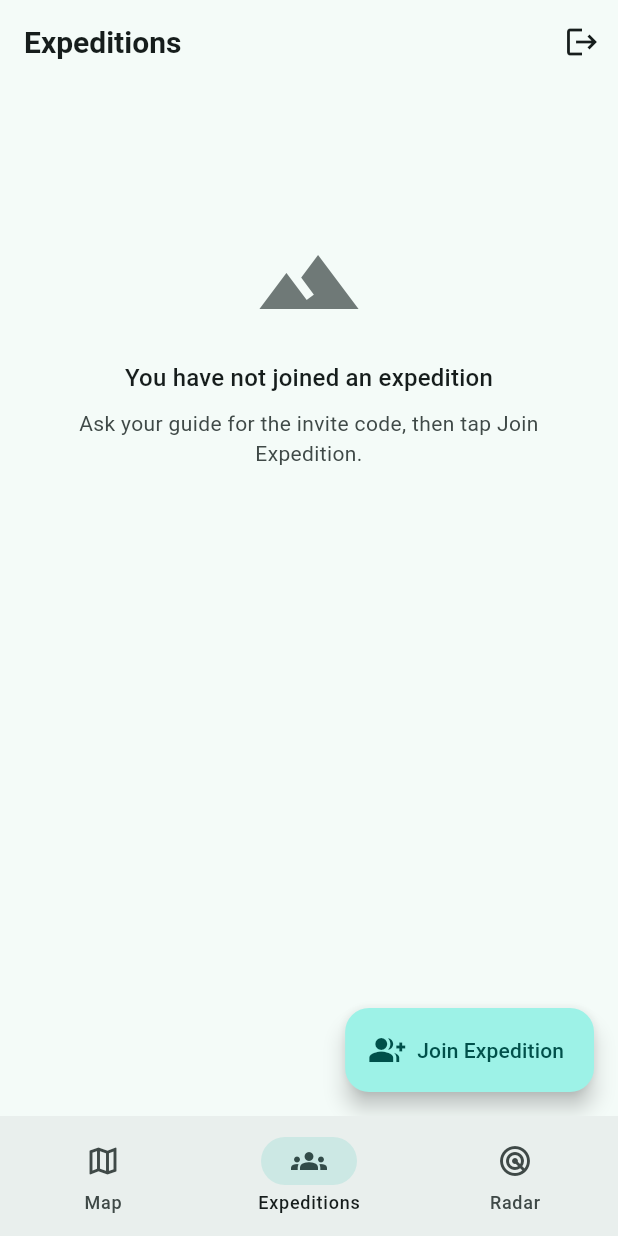
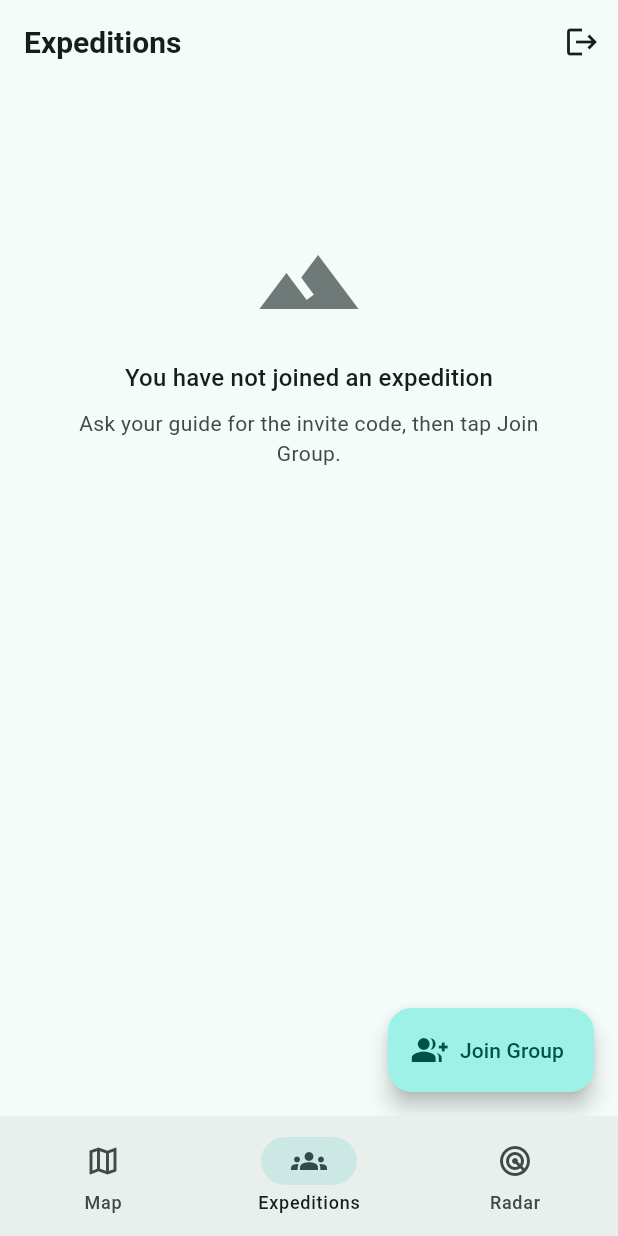
Before and after one commit to sazmhzn/Travel-Hackathon, a Flutter app: the GroupListScreen screen opened by its route, on a phone screen of 412 x 824 dp. Run offline on Flutter 3.47's test engine with Material 3 defaults, Android fonts, the phone set to English and light mode, and no system bars; our stand-ins replace app_links, dio, flutter_blue_plus, flutter_local_notifications, flutter_riverpod, go_router and 4 more; missing offline and left inert: maplibre_gl, turf, workmanager; accounts and stored records are empty; generated files the repository leaves out were written again; network calls fail; statements that could not run were skipped.

Commit message:
fix: update terminology from 'Expedition' to 'Group' in group list screen

```diff
--- a/TT/lib/features/groups/presentation/group_list_screen.dart
+++ b/TT/lib/features/groups/presentation/group_list_screen.dart
@@ -68,7 +68,7 @@ class _GroupListScreenState extends ConsumerState<GroupListScreen> {
               crossAxisAlignment: CrossAxisAlignment.stretch,
               children: [
                 Text(
-                  'New Expedition',
+                  'Add Group',
                   style: Theme.of(sheetContext).textTheme.titleLarge,
                 ),
                 const SizedBox(height: 4),
@@ -138,7 +138,7 @@ class _GroupListScreenState extends ConsumerState<GroupListScreen> {
                           child: CircularProgressIndicator(strokeWidth: 2),
                         )
                       : const Icon(Icons.add),
-                  label: Text(submitting ? 'Creating...' : 'Create Expedition'),
+                  label: Text(submitting ? 'Creating...' : 'Create Group'),
                 ),
               ],
             ),
@@ -172,7 +172,7 @@ class _GroupListScreenState extends ConsumerState<GroupListScreen> {
               crossAxisAlignment: CrossAxisAlignment.stretch,
               children: [
                 Text(
-                  'Join Expedition',
+                  'Join Group',
                   style: Theme.of(sheetContext).textTheme.titleLarge,
                 ),
                 const SizedBox(height: 4),
@@ -228,7 +228,7 @@ class _GroupListScreenState extends ConsumerState<GroupListScreen> {
                           child: CircularProgressIndicator(strokeWidth: 2),
                         )
                       : const Icon(Icons.login),
-                  label: Text(submitting ? 'Joining...' : 'Join Expedition'),
+                  label: Text(submitting ? 'Joining...' : 'Join Group'),
                 ),
               ],
             ),
@@ -270,7 +270,7 @@ class _GroupListScreenState extends ConsumerState<GroupListScreen> {
       context: context,
       builder: (dialogContext) => AlertDialog(
         icon: const Icon(Icons.celebration, size: 36),
-        title: const Text('Expedition created'),
+        title: const Text('Group created'),
         content: Column(
           mainAxisSize: MainAxisSize.min,
           children: [
@@ -360,7 +360,7 @@ class _GroupListScreenState extends ConsumerState<GroupListScreen> {
       floatingActionButton: FloatingActionButton.extended(
         onPressed: _isGuide ? _showCreateGroupSheet : _showJoinSheet,
         icon: Icon(_isGuide ? Icons.add : Icons.group_add),
-        label: Text(_isGuide ? 'New Expedition' : 'Join Expedition'),
+        label: Text(_isGuide ? 'Add Group' : 'Join Group'),
       ),
     );
   }
@@ -598,7 +598,7 @@ class _EmptyState extends StatelessWidget {
         Text(
           isGuide
               ? 'Create your first expedition and share the invite code with your members.'
-              : 'Ask your guide for the invite code, then tap Join Expedition.',
+              : 'Ask your guide for the invite code, then tap Join Group.',
           textAlign: TextAlign.center,
           style: TextStyle(color: scheme.onSurfaceVariant),
         ),
```
